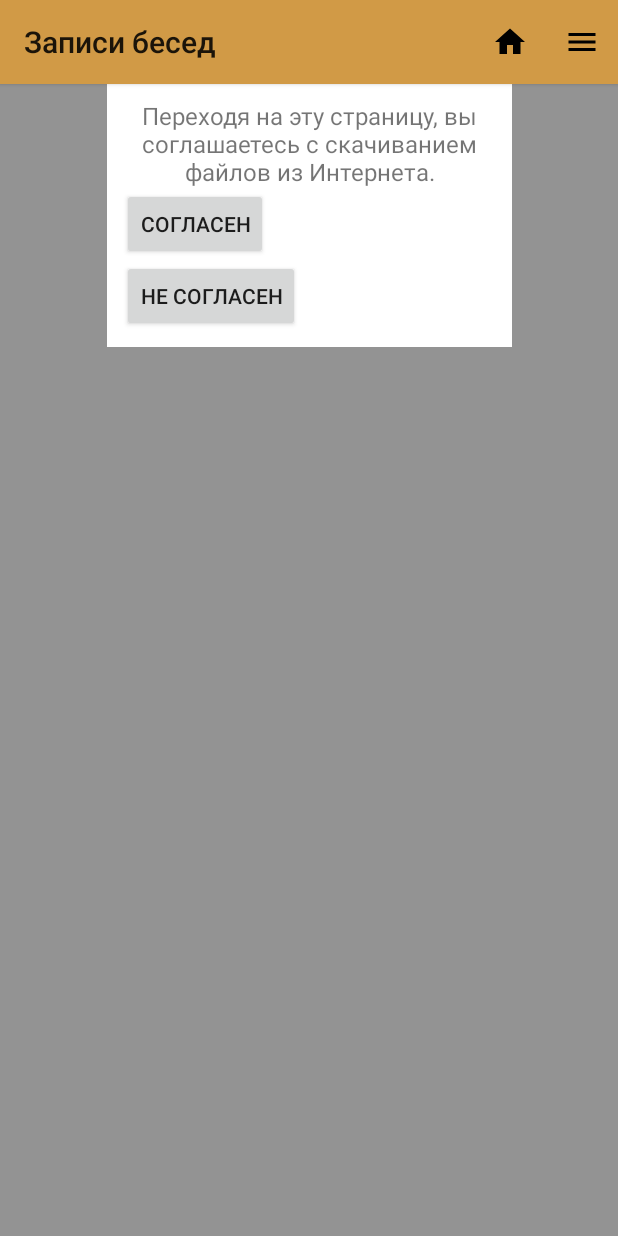
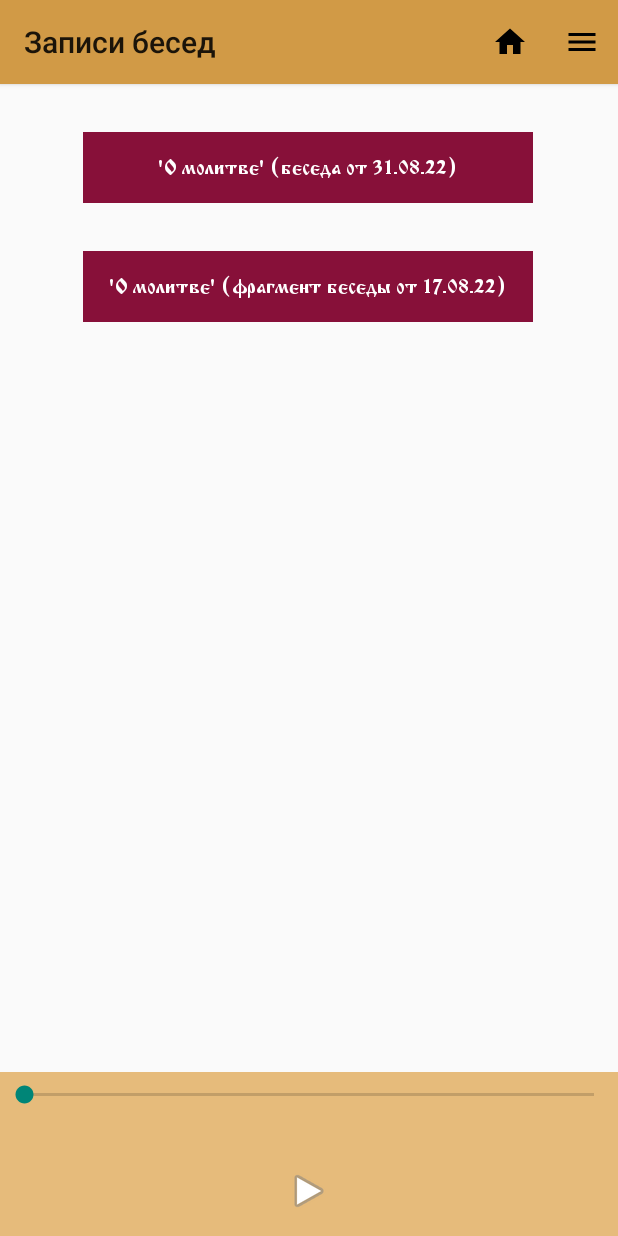
Before and after one commit to haniko135/akafist_mobile_app, an Android app: the LinksFragment screen opened through its navigation route, on a phone screen of 412 x 824 dp. Run offline under Robolectric (Android 15) with nearby library versions, the phone set to English and light mode, and no system bars; our stand-ins replace Volley.

Commit message:
some fixes to code

```diff
--- a/app/src/main/java/com/example/akafist/fragments/LinksFragment.java
+++ b/app/src/main/java/com/example/akafist/fragments/LinksFragment.java
@@ -92,7 +92,9 @@ public class LinksFragment extends Fragment {
         boolean connected = (connectivityManager.getNetworkInfo(ConnectivityManager.TYPE_MOBILE).getState() == NetworkInfo.State.CONNECTED ||
                 connectivityManager.getNetworkInfo(ConnectivityManager.TYPE_WIFI).getState() == NetworkInfo.State.CONNECTED);
 
-        binding.warningToUser.setVisibility(View.VISIBLE);
+
+        //пользовательское соглашение
+        /*binding.warningToUser.setVisibility(View.VISIBLE);
         binding.molitvyPlayer.setVisibility(View.INVISIBLE);
         binding.textView2.setVisibility(View.INVISIBLE);
         binding.links1.setVisibility(View.INVISIBLE);
@@ -117,7 +119,7 @@ public class LinksFragment extends Fragment {
                 isChecked = false;
                 FragmentKt.findNavController(getParentFragment()).navigate(R.id.action_linksFragment_to_home2);
             }
-        });
+        });*/
 
 
         mRequestQueue = Volley.newRequestQueue(getContext().getApplicationContext());
@@ -192,8 +194,6 @@ public class LinksFragment extends Fragment {
                 try {
                     resName = response.getString("name");
                     Log.i("YANDEX",resName);
-                    TextView textView = getActivity().findViewById(R.id.textView2);
-                    textView.setText(resName);
 
                     File newFile = new File(audioFilesDir  + "/links_records/"+ resName);
 
--- a/app/src/main/java/com/example/akafist/fragments/Menu.java
+++ b/app/src/main/java/com/example/akafist/fragments/Menu.java
@@ -89,7 +89,6 @@ public class Menu extends Fragment {
         view.findViewById(R.id.links).setOnClickListener(new View.OnClickListener() {
             @Override
             public void onClick(View view) {
-                Toast.makeText(getContext(), "links", Toast.LENGTH_SHORT).show();
                 FragmentKt.findNavController(getParentFragment()).navigate(R.id.action_menu_to_linksFragment);
             }
         });
@@ -132,7 +131,6 @@ public class Menu extends Fragment {
         view.findViewById(R.id.morn_and_even_title).setOnClickListener(new View.OnClickListener() {
             @Override
             public void onClick(View view) {
-                //Toast.makeText(getContext(), "morn_and_even_title", Toast.LENGTH_SHORT).show();
                 FragmentKt.findNavController(getParentFragment()).navigate(R.id.action_menu_to_mornAndEvenMolitvyFragment);
             }
         });
--- a/app/src/main/res/layout/fragment_links.xml
+++ b/app/src/main/res/layout/fragment_links.xml
@@ -6,16 +6,6 @@
     android:layout_height="match_parent"
     android:id="@+id/linksRoot"
     tools:context=".fragments.LinksFragment">
-
-
-    <TextView
-        android:id="@+id/textView2"
-        android:layout_width="wrap_content"
-        android:layout_height="wrap_content"
-        android:text="@string/hello_blank_fragment"
-        app:layout_constraintEnd_toEndOf="parent"
-        app:layout_constraintStart_toStartOf="parent"
-        app:layout_constraintTop_toTopOf="parent" />
 
     <TextView
         android:id="@+id/links1"
@@ -41,7 +31,7 @@
         app:layout_constraintEnd_toEndOf="parent"
         app:layout_constraintHorizontal_bias="0.495"
         app:layout_constraintStart_toStartOf="parent"
-        app:layout_constraintTop_toBottomOf="@+id/textView2" />
+        app:layout_constraintTop_toTopOf="parent" />
 
     <LinearLayout
         android:id="@+id/molitvy_player"
```
Also changed, not shown: app/src/main/java/com/example/akafist/fragments/Home.java (+1 -9 lines), app/src/main/java/com/example/akafist/fragments/PrayerFragment.java (+6 -8 lines).
